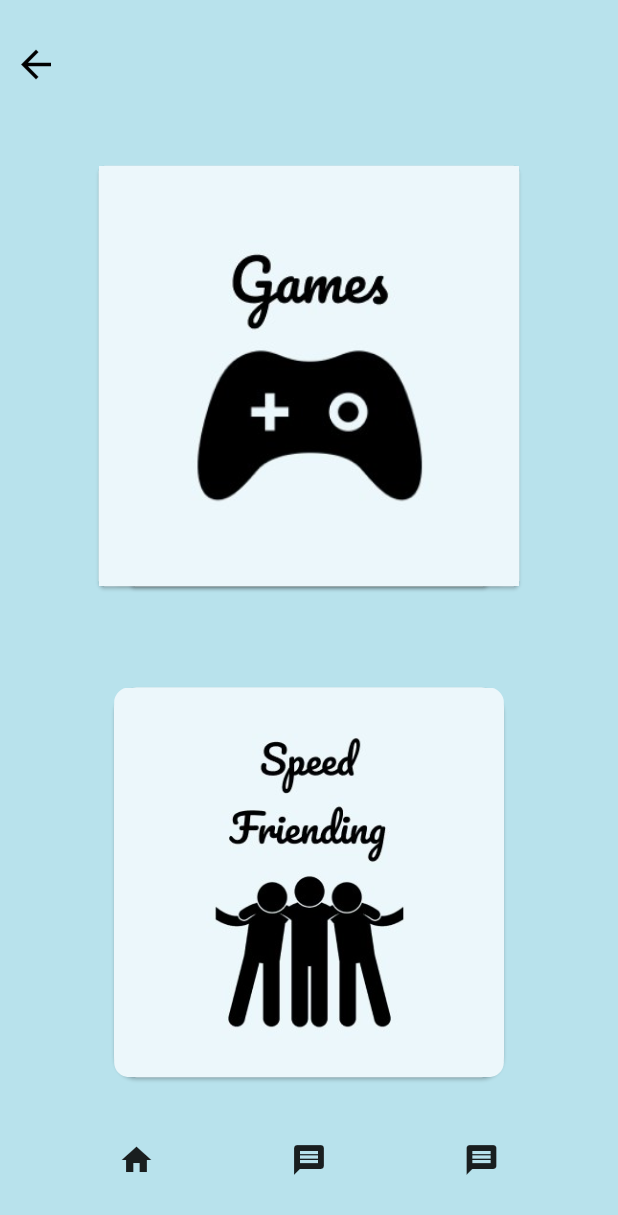
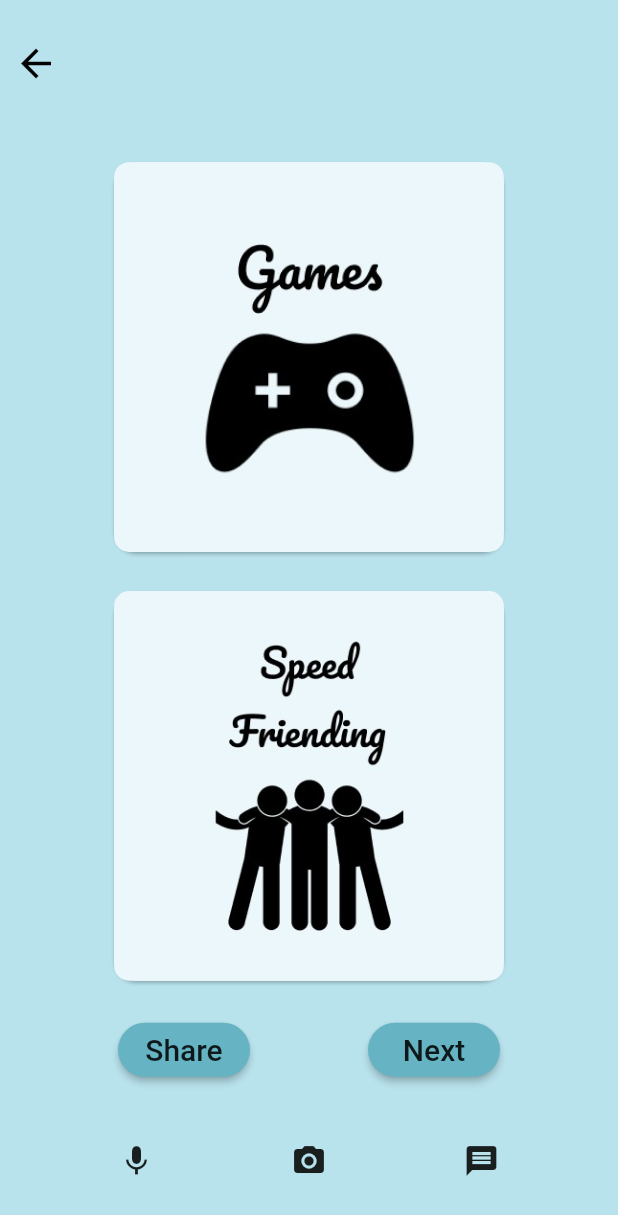
Before and after one commit to cindyli-13/uOttaHack2021, a Flutter app: the FriendPage screen opened by its route, on a phone screen of 412 x 824 dp. Shown: the top 1215 px of the screen. Run offline on Flutter 3.47's test engine with Material 2 defaults, Android fonts, the phone set to English and light mode, and no system bars; drawn by our look-alikes of flutter_tindercard; Roboto replaces fonts that are missing (Arial).

Commit message:
Removed transitions

```diff
--- a/lib/screens/friend_page.dart
+++ b/lib/screens/friend_page.dart
@@ -8,6 +8,8 @@ class FriendPage extends StatefulWidget {
 }
 
 class _FriendPageState extends State<FriendPage> with TickerProviderStateMixin {
+  int _currentIndex = 0;
+
   List<String> people = [
     "assets/images/games.jpg",
     "assets/images/music.jpg",
@@ -43,42 +45,6 @@ class _FriendPageState extends State<FriendPage> with TickerProviderStateMixin {
               ),
 
               //other person
-              new Center(
-                child: Container(
-                  height: MediaQuery.of(context).size.height * 0.4,
-                  child: new TinderSwapCard(
-                    swipeUp: true,
-                    swipeDown: true,
-                    orientation: AmassOrientation.BOTTOM,
-                    totalNum: people.length,
-                    stackNum: 3,
-                    swipeEdge: 2.0,
-                    maxWidth: MediaQuery.of(context).size.width * 0.7,
-                    maxHeight: MediaQuery.of(context).size.width * 0.7,
-                    minWidth: MediaQuery.of(context).size.width * 0.6,
-                    minHeight: MediaQuery.of(context).size.width * 0.6,
-                    cardBuilder: (context, index) => Card(
-                      child: Image.asset('${people[index]}'),
-                    ),
-                    cardController: controller = CardController(),
-                    swipeUpdateCallback:
-                        (DragUpdateDetails details, Alignment align) {
-                      /// Get swiping card's alignment
-                      if (align.x < 0) {
-                        //Card is LEFT swiping
-                      } else if (align.x > 0) {
-                        //Card is RIGHT swiping
-                      }
-                    },
-                    swipeCompleteCallback:
-                        (CardSwipeOrientation orientation, int index) {
-                      /// Get orientation & index of swiped card!
-                    },
-                  ),
-                ),
-              ),
-
-              //you
               Padding(
                 padding: const EdgeInsets.only(top: 20.0),
                 child: Center(
@@ -90,14 +56,45 @@ class _FriendPageState extends State<FriendPage> with TickerProviderStateMixin {
                               borderRadius: BorderRadius.circular(15)),
                           child: ClipRRect(
                             borderRadius: BorderRadius.circular(10),
-                            child: Image.asset('assets/images/friends.jpg'),
+                            child: Image.asset('${people[_currentIndex]}'),
                           ),
                         ))),
               ),
-
+              Center(
+                  child: Container(
+                      width: MediaQuery.of(context).size.width * 0.65,
+                      height: MediaQuery.of(context).size.width * 0.65,
+                      child: Card(
+                        shape: RoundedRectangleBorder(
+                            borderRadius: BorderRadius.circular(15)),
+                        child: ClipRRect(
+                          borderRadius: BorderRadius.circular(10),
+                          child: Image.asset('assets/images/friends.jpg'),
+                        ),
+                      ))),
+              Row(
+                mainAxisAlignment: MainAxisAlignment.spaceEvenly,
+                children: [
+                  Container(
+                      child: RaisedButton(
+                    child: Text("Share"),
+                    onPressed: () {},
+                  )),
+                  Container(
+                      child: RaisedButton(
+                    child: Text("Next"),
+                    onPressed: () {
+                      setState(() {
+                        if (_currentIndex != people.length - 1) {
+                          _currentIndex += 1;
+                        }
+                      });
+                    },
+                  )),
+                ],
+              ),
               //bottom bar
               BottomBar()
-
             ],
           )
         ],
@@ -116,14 +113,14 @@ class BottomBar extends StatelessWidget {
           children: [
             //mic
             IconButton(
-                icon: Icon(Icons.home),
+                icon: Icon(Icons.mic),
                 //onPressed: null,
                 onPressed: () {
                   //mute
                 }),
             //video
             IconButton(
-                icon: Icon(Icons.message),
+                icon: Icon(Icons.photo_camera),
                 onPressed: () {
                   //turn off video
                 }),
```
Also changed, not shown: lib/screens/homepage.dart (+36 -16 lines).
